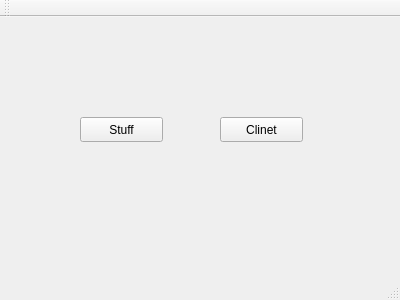
This is cuACS-master/mainwindow.ui in HarryZixuan/QT-project as Qt 5 draws it before an edit. The edited form follows.
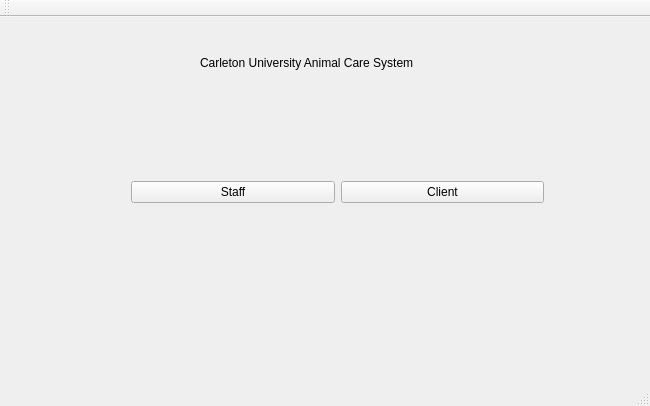
This is the edited form.

```diff
--- a/cuACS-master/mainwindow.ui
+++ b/cuACS-master/mainwindow.ui
@@ -6,38 +6,51 @@
    <rect>
     <x>0</x>
     <y>0</y>
-    <width>400</width>
-    <height>300</height>
+    <width>650</width>
+    <height>406</height>
    </rect>
   </property>
   <property name="windowTitle">
    <string>MainWindow</string>
   </property>
   <widget class="QWidget" name="centralWidget">
-   <widget class="QPushButton" name="clinetButton">
+   <widget class="QWidget" name="horizontalLayoutWidget">
     <property name="geometry">
      <rect>
-      <x>220</x>
-      <y>100</y>
-      <width>83</width>
-      <height>25</height>
+      <x>120</x>
+      <y>70</y>
+      <width>435</width>
+      <height>211</height>
      </rect>
     </property>
-    <property name="text">
-     <string>Clinet</string>
-    </property>
+    <layout class="QHBoxLayout" name="horizontalLayout">
+     <item>
+      <widget class="QPushButton" name="StaffButton">
+       <property name="text">
+        <string>Staff</string>
+       </property>
+      </widget>
+     </item>
+     <item>
+      <widget class="QPushButton" name="clientButton">
+       <property name="text">
+        <string>Client</string>
+       </property>
+      </widget>
+     </item>
+    </layout>
    </widget>
-   <widget class="QPushButton" name="stuffButton">
+   <widget class="QLabel" name="titleLable">
     <property name="geometry">
      <rect>
-      <x>80</x>
-      <y>100</y>
-      <width>83</width>
-      <height>25</height>
+      <x>200</x>
+      <y>30</y>
+      <width>281</width>
+      <height>31</height>
      </rect>
     </property>
     <property name="text">
-     <string>Stuff</string>
+     <string>Carleton University Animal Care System</string>
     </property>
    </widget>
   </widget>
```
Left out of the diff: 2 changed lines with no effect on the pictures.
